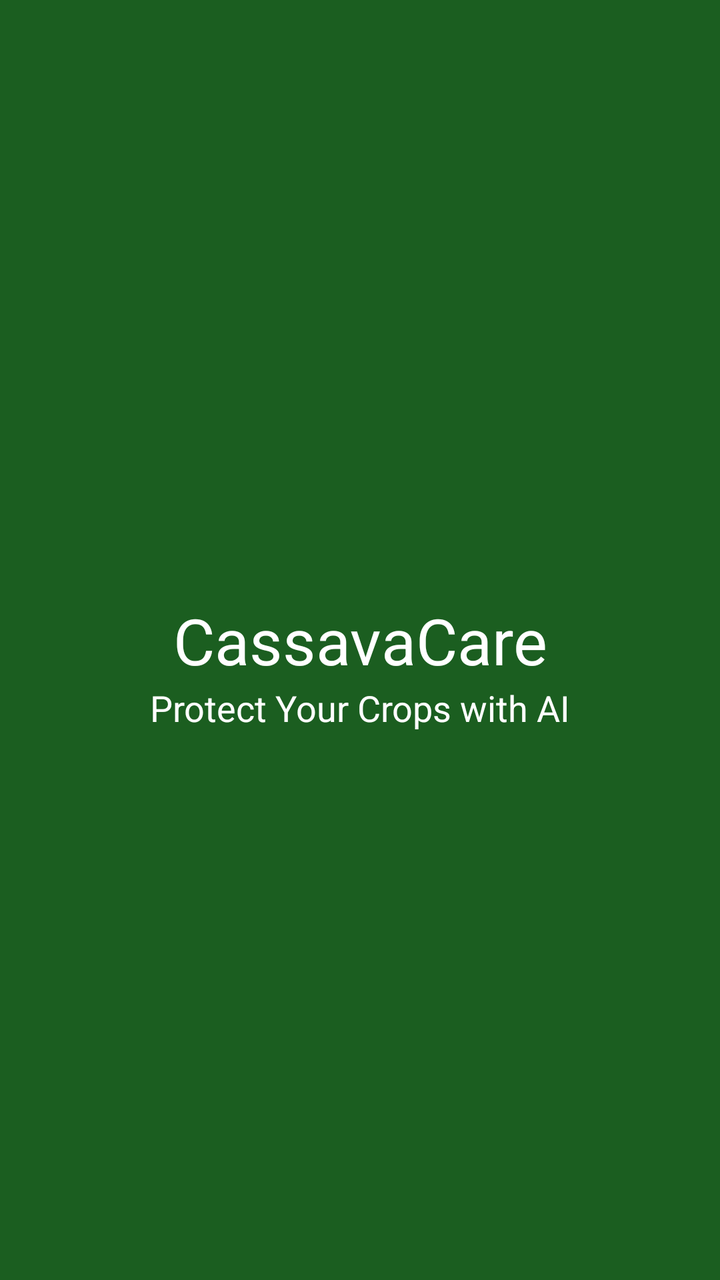
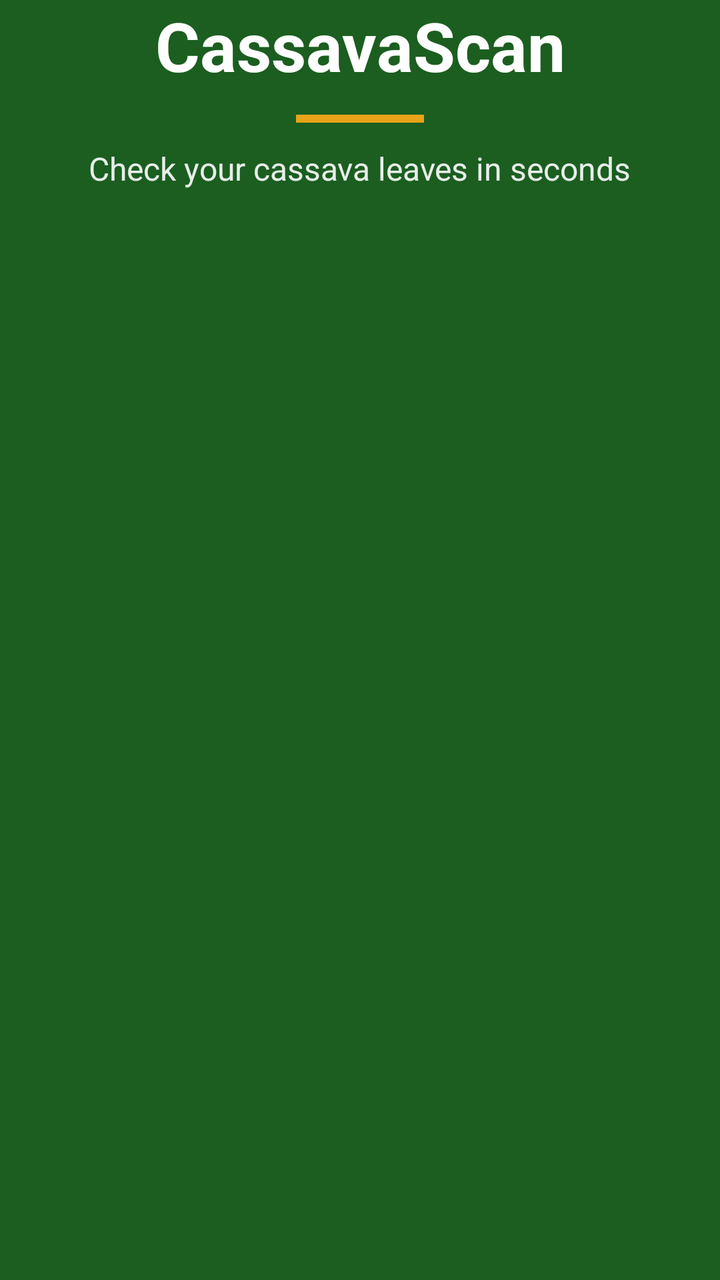

Before-and-after screenshots of an Android layout around one commit, followed by the original layout XML and the change that was made.
<!-- AndroidManifest.xml: application theme Theme.CassavaCare -->
<!-- res/layout/activity_splash.xml -->
<?xml version="1.0" encoding="utf-8"?>
<androidx.constraintlayout.widget.ConstraintLayout xmlns:android="http://schemas.android.com/apk/res/android"
    xmlns:app="http://schemas.android.com/apk/res-auto"
    android:layout_width="match_parent"
    android:layout_height="match_parent"
    android:background="@color/primary_green"
    android:id="@+id/main">

    <TextView
        android:id="@+id/tv_splash_title"
        android:layout_width="wrap_content"
        android:layout_height="wrap_content"
        android:text="CassavaCare"
        android:textSize="32sp"
        android:textColor="@android:color/white"
        app:layout_constraintBottom_toBottomOf="parent"
        app:layout_constraintLeft_toLeftOf="parent"
        app:layout_constraintRight_toRightOf="parent"
        app:layout_constraintTop_toTopOf="parent" />

    <TextView
        android:id="@+id/tv_splash_tagline"
        android:layout_width="wrap_content"
        android:layout_height="wrap_content"
        android:text="Protect Your Crops with AI"
        android:textSize="18sp"
        android:textColor="@android:color/white"
        app:layout_constraintTop_toBottomOf="@id/tv_splash_title"
        app:layout_constraintLeft_toLeftOf="parent"
        app:layout_constraintRight_toRightOf="parent" />

</androidx.constraintlayout.widget.ConstraintLayout>
<!-- resources referenced by this layout -->
<resources>
  <color name="primary_green">#1B5E20</color>
  <style name="Theme.CassavaCare" parent="Theme.MaterialComponents.DayNight.NoActionBar">
          <item name="colorPrimary">@color/primary_green</item>
          <item name="colorOnPrimary">@color/white</item>
          <item name="colorPrimaryVariant">@color/primary_green</item>
          <item name="colorSecondary">@color/secondary_brown</item>
          <item name="colorOnSecondary">@color/text_primary</item>
          <item name="colorSurface">@color/card</item>
          <item name="colorOnSurface">@color/text_primary</item>
          <item name="android:windowBackground">@color/neutral_gray</item>
          <item name="android:statusBarColor">@color/neutral_gray</item>
          <item name="android:navigationBarColor">@color/neutral_gray</item>
          <item name="android:textColorPrimary">@color/text_primary</item>
          <item name="android:textColorSecondary">@color/text_secondary</item>
          <item name="cardBackgroundColor">@color/card</item>
          <item name="android:windowLightStatusBar">true</item>
      </style>
  <color name="white">#FFFFFFFF</color>
  <color name="secondary_brown">#E8A317</color>
  <color name="text_primary">#1A2A1D</color>
  <color name="card">#FFFFFF</color>
  <color name="neutral_gray">#F4F8F5</color>
  <color name="text_secondary">#5B6B5E</color>
</resources>

<!-- the commit's change to res/layout/activity_splash.xml (unified diff, before → after) -->
@@ -10,22 +10,37 @@
         android:id="@+id/tv_splash_title"
         android:layout_width="wrap_content"
         android:layout_height="wrap_content"
-        android:text="CassavaCare"
-        android:textSize="32sp"
-        android:textColor="@android:color/white"
-        app:layout_constraintBottom_toBottomOf="parent"
+        android:text="@string/app_name"
+        android:textColor="@color/white"
+        android:textSize="34sp"
+        android:textStyle="bold"
+        app:layout_constraintBottom_toTopOf="@id/splash_accent"
         app:layout_constraintLeft_toLeftOf="parent"
         app:layout_constraintRight_toRightOf="parent"
-        app:layout_constraintTop_toTopOf="parent" />
+        app:layout_constraintTop_toTopOf="parent"
+        app:layout_constraintVertical_chainStyle="packed" />
+
+    <View
+        android:id="@+id/splash_accent"
+        android:layout_width="64dp"
+        android:layout_height="4dp"
+        android:layout_marginTop="12dp"
+        android:background="@color/secondary_brown"
+        app:layout_constraintTop_toBottomOf="@id/tv_splash_title"
+        app:layout_constraintBottom_toTopOf="@id/tv_splash_tagline"
+        app:layout_constraintLeft_toLeftOf="parent"
+        app:layout_constraintRight_toRightOf="parent" />
 
     <TextView
         android:id="@+id/tv_splash_tagline"
         android:layout_width="wrap_content"
         android:layout_height="wrap_content"
-        android:text="Protect Your Crops with AI"
-        android:textSize="18sp"
-        android:textColor="@android:color/white"
-        app:layout_constraintTop_toBottomOf="@id/tv_splash_title"
+        android:layout_marginTop="12dp"
+        android:alpha="0.9"
+        android:text="Check your cassava leaves in seconds"
+        android:textColor="@color/white"
+        android:textSize="16sp"
+        app:layout_constraintTop_toBottomOf="@id/splash_accent"
         app:layout_constraintLeft_toLeftOf="parent"
         app:layout_constraintRight_toRightOf="parent" />
 
<!-- resource entries referenced after the edit -->
@@ -18,6 +18,7 @@
           <item name="android:windowLightStatusBar">true</item>
       </style>
   <color name="white">#FFFFFFFF</color>
+  <string name="app_name">CassavaScan</string>
   <color name="secondary_brown">#E8A317</color>
   <color name="text_primary">#1A2A1D</color>
   <color name="card">#FFFFFF</color>
